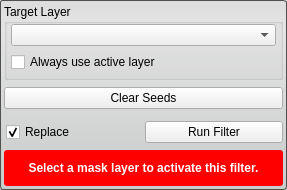
rblake/seg3d2, file src/Interface/ToolInterface/FillHolesFilterInterface.ui: the form before one commit.
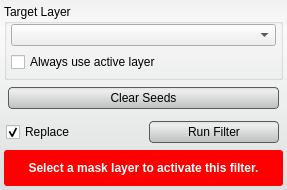
The form after the commit. Custom widgets are drawn as their Qt base class.

```diff
--- a/src/Interface/ToolInterface/FillHolesFilterInterface.ui
+++ b/src/Interface/ToolInterface/FillHolesFilterInterface.ui
@@ -28,8 +28,28 @@
   <property name="styleSheet">
    <string notr="true">QWidget#FillHolesFilterInterface{
 	border-radius: 3px;
-	border: 1px solid rgb(80, 80,80);
-	background-color: qlineargradient(spread:pad, x1:0.5, y1:0, x2:0.5, y2:0.960227, stop:0 rgba(221, 221, 221, 255), stop:0.155779 rgba(228, 228, 228, 255), stop:1 rgba(202, 204, 204, 255));      
+	background-color: qlineargradient(spread:pad, x1:0.5, y1:0, x2:0.5, y2:0.960227, stop:0 rgba(241, 241, 241, 255), stop:0.155779 rgba(250, 250, 250, 255), stop:1 rgba(222, 224, 224, 255));       
+}
+
+QPushButton{
+	background-color: qlineargradient(spread:pad, x1:0.5, y1:0, x2:0.5, y2:0.960227, stop:0 rgba(221, 221, 221, 255), stop:0.155779 rgba(238, 238, 238, 255), stop:1 rgba(192, 194, 194, 255));
+	border-radius: 4px;
+	border: 1px solid rgb(90, 90, 90);
+	margin:4px;
+}
+
+QPushButton:hover{
+	background-color: qlineargradient(spread:pad, x1:0.5, y1:0, x2:0.5, y2:1, stop:0 rgba(195, 195, 195, 255), stop:0.253769 rgba(206, 206, 206, 255), stop:1 rgba(185, 185, 185, 255));
+	border-radius: 4px;
+	border: 1px solid rgb(90, 90, 90);
+	margin:4px;
+}
+
+QPushButton:pressed{
+	background-color: qlineargradient(spread:pad, x1:0.5, y1:0, x2:0.5, y2:1, stop:0 rgba(150, 150, 150, 255), stop:0.753769 rgba(206, 206, 206, 255), stop:1 rgba(185, 185, 185, 255));
+	border-radius: 4px;
+	border: 1px solid rgb(90, 90, 90);
+	margin:4px;
 }</string>
   </property>
   <layout class="QVBoxLayout" name="verticalLayout">
@@ -127,6 +147,12 @@
       </property>
       <item>
        <widget class="QPushButton" name="clearSeedsButton">
+        <property name="minimumSize">
+         <size>
+          <width>0</width>
+          <height>30</height>
+         </size>
+        </property>
         <property name="text">
          <string>Clear Seeds</string>
         </property>
@@ -177,6 +203,12 @@
       </item>
       <item>
        <widget class="QPushButton" name="runFilterButton">
+        <property name="minimumSize">
+         <size>
+          <width>0</width>
+          <height>30</height>
+         </size>
+        </property>
         <property name="text">
          <string>Run Filter</string>
         </property>
```
